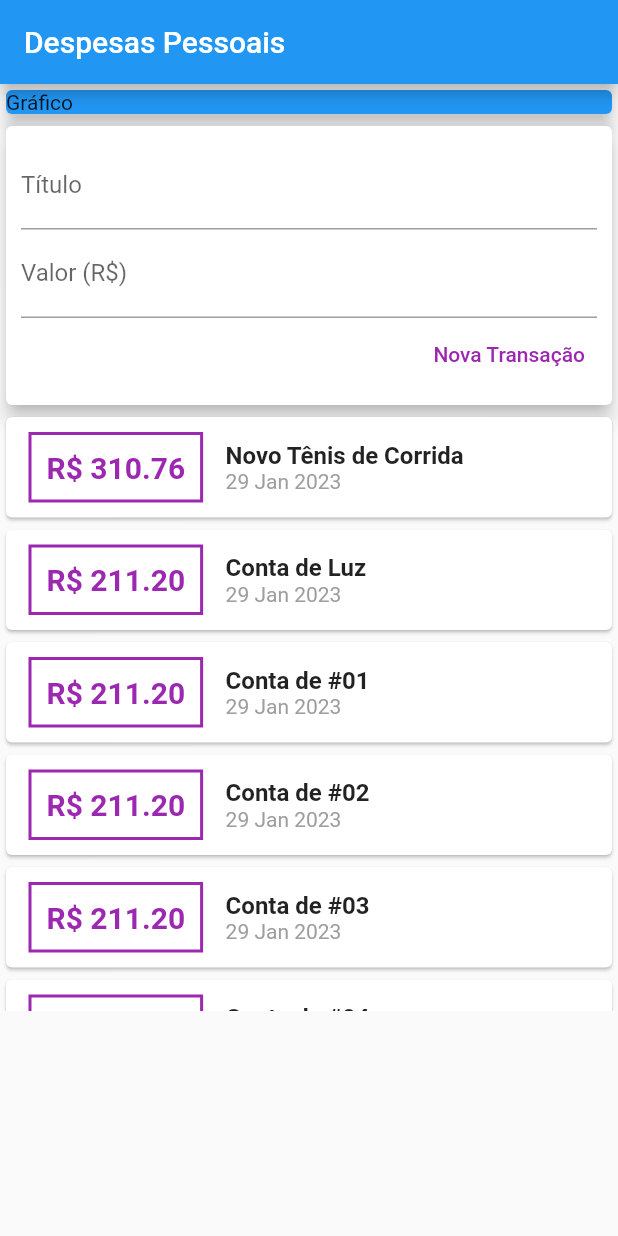
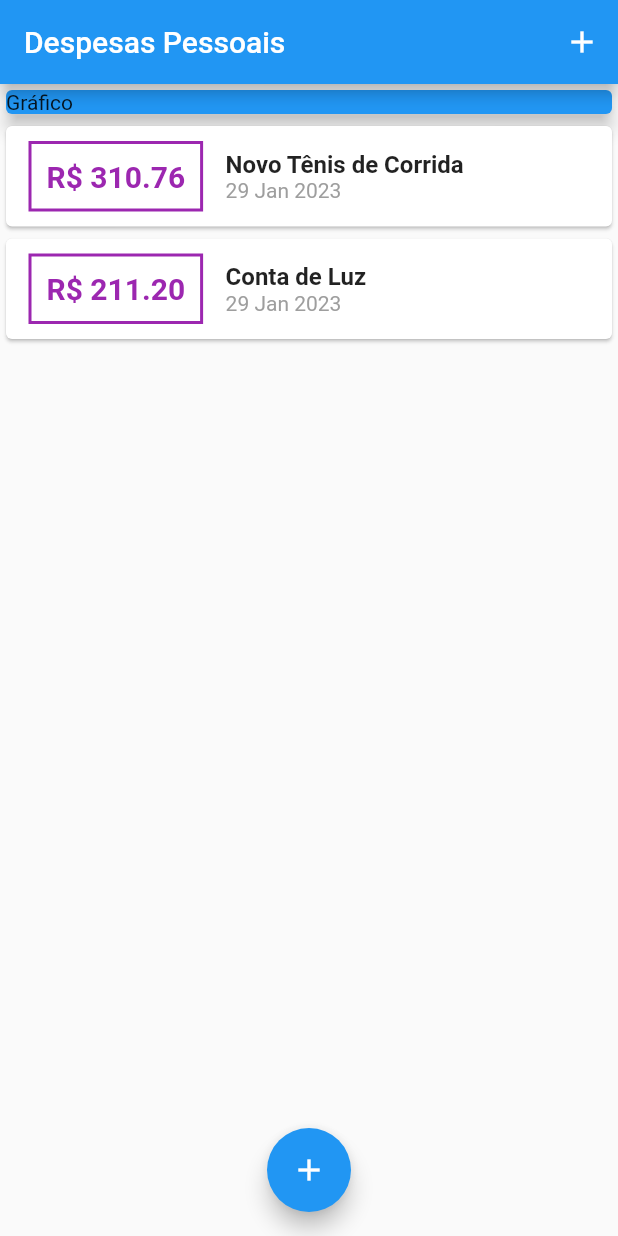
Before and after one commit to Kaio-Goes/expenses, a Flutter app: the screen it shows after launch, on a phone screen of 412 x 824 dp. Run offline on Flutter 3.47's test engine with Material 2 defaults, Android fonts, the phone set to English and light mode, and no system bars.

```diff
--- a/lib/components/transaction_list.dart
+++ b/lib/components/transaction_list.dart
@@ -11,9 +11,10 @@ class TransactionList extends StatelessWidget {
   Widget build(BuildContext context) {
     return SizedBox(
       height: 400,
-      child: SingleChildScrollView(
-        child: Column(
-            children: transactions.map((tr) {
+      child: ListView.builder(
+        itemCount: transactions.length,
+        itemBuilder: (ctx, index) {
+          final tr = transactions[index];
           return Card(
             child: Row(
               children: [
@@ -50,7 +51,7 @@ class TransactionList extends StatelessWidget {
               ],
             ),
           );
-        }).toList()),
+        },
       ),
     );
   }
--- a/lib/components/transaction_user.dart
+++ /dev/null
@@ -1,59 +0,0 @@
-import 'dart:math';
-
-import 'package:expenses/components/transaction_form.dart';
-import 'package:expenses/components/transaction_list.dart';
-import 'package:expenses/models/transaction.dart';
-import 'package:flutter/material.dart';
-
-class TransactionUser extends StatefulWidget {
-  const TransactionUser({super.key});
-
-  @override
-  State<TransactionUser> createState() => _TransactionUserState();
-}
-
-class _TransactionUserState extends State<TransactionUser> {
-  final _trasactions = [
-    Transaction(
-        id: 't1',
-        title: 'Novo Tênis de Corrida',
-        value: 310.76,
-        date: DateTime.now()),
-    Transaction(
-        id: 't2', title: 'Conta de Luz', value: 211.20, date: DateTime.now()),
-    Transaction(
-        id: 't3', title: 'Conta de #01', value: 211.20, date: DateTime.now()),
-    Transaction(
-        id: 't4', title: 'Conta de #02', value: 211.20, date: DateTime.now()),
-    Transaction(
-        id: 't5', title: 'Conta de #03', value: 211.20, date: DateTime.now()),
-    Transaction(
-        id: 't6', title: 'Conta de #04', value: 211.20, date: DateTime.now()),
-    Transaction(
-        id: 't7', title: 'Conta de #05', value: 211.20, date: DateTime.now()),
-    Transaction(
-        id: 't8', title: 'Conta de #06', value: 211.20, date: DateTime.now()),
-  ];
-
-  _addTransaction(String title, double value) {
-    final newTransaction = Transaction(
-        id: Random().nextDouble().toString(),
-        title: title,
-        value: value,
-        date: DateTime.now());
-
-    setState(() {
-      _trasactions.add(newTransaction);
-    });
-  }
-
-  @override
-  Widget build(BuildContext context) {
-    return Column(
-      children: [
-        TransactionForm(onSubmit: _addTransaction),
-        TransactionList(transactions: _trasactions),
-      ],
-    );
-  }
-}
--- a/lib/main.dart
+++ b/lib/main.dart
@@ -1,5 +1,8 @@
+import 'dart:math';
+import 'package:expenses/components/transaction_form.dart';
+import 'package:expenses/components/transaction_list.dart';
+import 'package:expenses/models/transaction.dart';
 import 'package:flutter/material.dart';
-import 'package:expenses/components/transaction_user.dart';
 
 main() => runApp(const ExpensesApp());
 
@@ -13,29 +16,77 @@ class ExpensesApp extends StatelessWidget {
   }
 }
 
-class MyHomePage extends StatelessWidget {
+class MyHomePage extends StatefulWidget {
   const MyHomePage({super.key});
+
+  @override
+  State<MyHomePage> createState() => _MyHomePageState();
+}
+
+class _MyHomePageState extends State<MyHomePage> {
+  final _trasactions = [
+    Transaction(
+        id: 't1',
+        title: 'Novo Tênis de Corrida',
+        value: 310.76,
+        date: DateTime.now()),
+    Transaction(
+        id: 't2', title: 'Conta de Luz', value: 211.20, date: DateTime.now()),
+  ];
+
+  _addTransaction(String title, double value) {
+    final newTransaction = Transaction(
+        id: Random().nextDouble().toString(),
+        title: title,
+        value: value,
+        date: DateTime.now());
+
+    setState(() {
+      _trasactions.add(newTransaction);
+    });
+  }
+
+  _opentransactionFormModal(BuildContext context) {
+    showModalBottomSheet(
+        context: context,
+        builder: (_) {
+          return TransactionForm(onSubmit: _addTransaction,);
+        });
+  }
 
   @override
   Widget build(BuildContext context) {
     return Scaffold(
       appBar: AppBar(
         title: const Text('Despesas Pessoais'),
+        actions: [
+          IconButton(
+              onPressed: () =>
+                _opentransactionFormModal(context),
+              icon: const Icon(Icons.add))
+        ],
       ),
       body: SingleChildScrollView(
         child: Column(
           crossAxisAlignment: CrossAxisAlignment.stretch,
-            children: const [
-              SizedBox(
+          children: [
+            const SizedBox(
               child: Card(
                 color: Colors.blue,
+                elevation: 5,
                 child: Text('Gráfico'),
-                  elevation: 5,
               ),
             ),
-              TransactionUser(),
+            TransactionList(transactions: _trasactions),
           ],
         ),
-        ));
+      ),
+      floatingActionButton: FloatingActionButton(
+          child: const Icon(Icons.add),
+          onPressed: () =>
+            _opentransactionFormModal(context)
+          ),
+      floatingActionButtonLocation: FloatingActionButtonLocation.centerFloat,
+    );
   }
 }
```
Also changed, not shown: lib/components/transaction_form.dart (+26 -4 lines). Lines whose indentation alone changed are shown as unchanged.
